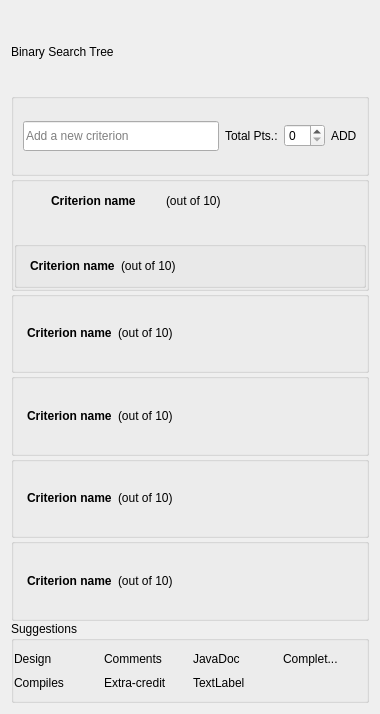
wassgha/TurboGrade, file TurboGrade/ui/rubricview.ui: the form before one commit.
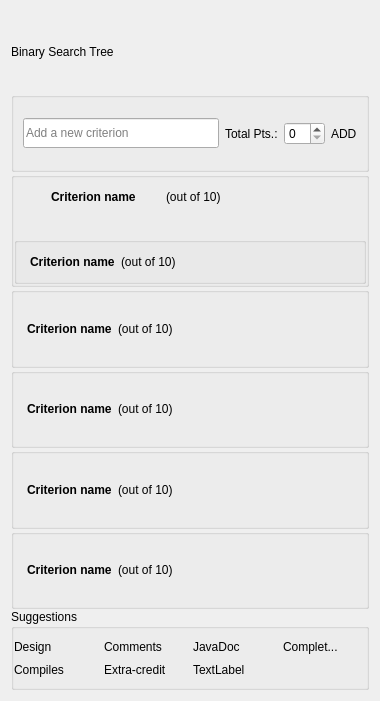
The form after the commit. Icons and pictures are not drawn.

The edit to the form file:
```diff
--- a/TurboGrade/ui/rubricview.ui
+++ b/TurboGrade/ui/rubricview.ui
@@ -7,7 +7,7 @@
     <x>0</x>
     <y>0</y>
     <width>380</width>
-    <height>714</height>
+    <height>701</height>
    </rect>
   </property>
   <property name="sizePolicy">
```
